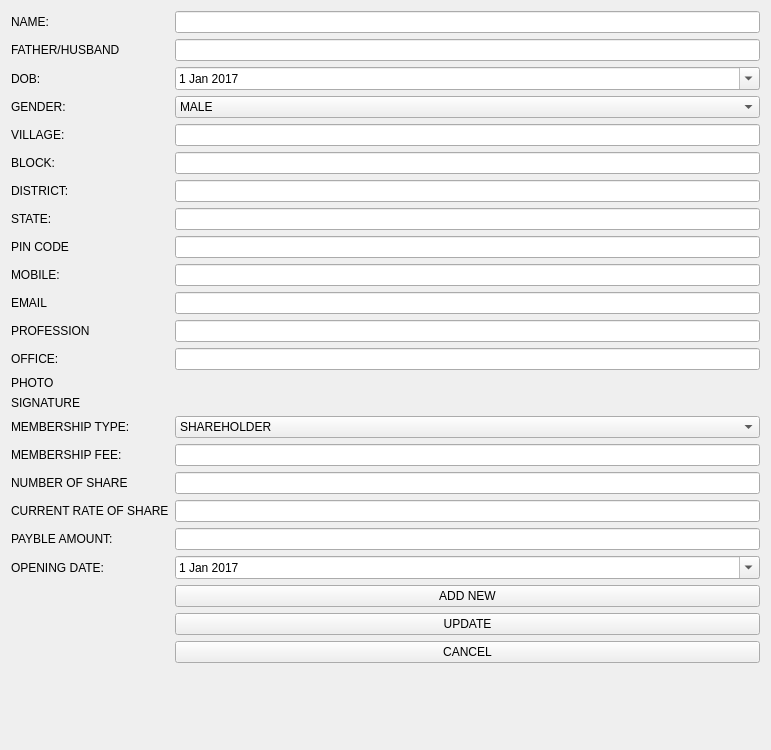
This is Pages/UI/addNewMember.ui in akhilesh26/CSMS as Qt 5 draws it before an edit. The edited form follows.
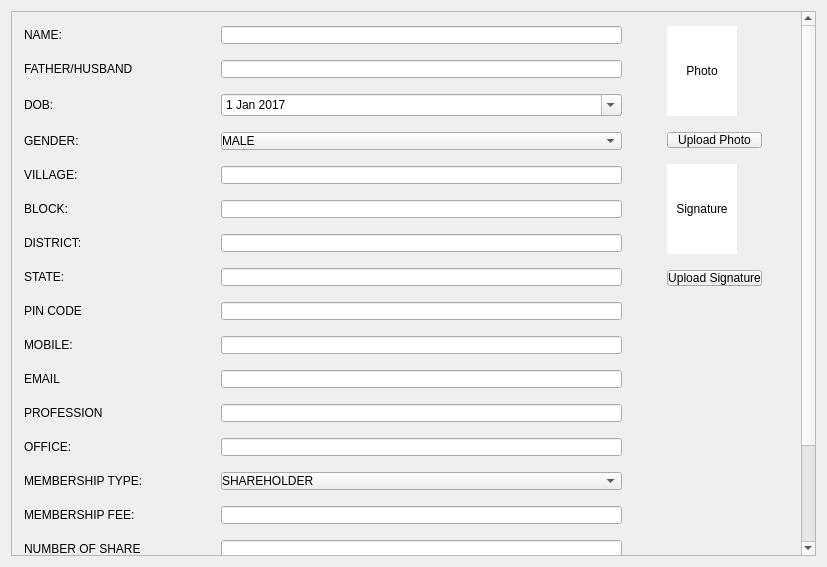
This is the edited form.

Commit message: added scroll area; photo upload mechanism

```diff
--- a/Pages/UI/addNewMember.ui
+++ b/Pages/UI/addNewMember.ui
@@ -6,13 +6,42 @@
    <rect>
     <x>0</x>
     <y>0</y>
-    <width>771</width>
-    <height>750</height>
+    <width>827</width>
+    <height>567</height>
    </rect>
   </property>
   <property name="windowTitle">
    <string>Add New Member</string>
   </property>
+  <layout class="QGridLayout" name="gridLayout">
+   <item row="0" column="0">
+    <widget class="QScrollArea" name="scrollArea">
+     <property name="sizePolicy">
+      <sizepolicy hsizetype="Expanding" vsizetype="Expanding">
+       <horstretch>0</horstretch>
+       <verstretch>0</verstretch>
+      </sizepolicy>
+     </property>
+     <property name="widgetResizable">
+      <bool>true</bool>
+     </property>
+     <widget class="QWidget" name="scrollAreaWidgetContents">
+      <property name="geometry">
+       <rect>
+        <x>0</x>
+        <y>0</y>
+        <width>789</width>
+        <height>818</height>
+       </rect>
+      </property>
+      <property name="styleSheet">
+       <string notr="true">margin: 5px;
+margin-right: 30px;
+margin-left: 0px;
+</string>
+      </property>
+      <layout class="QHBoxLayout" name="horizontalLayout">
+       <item>
   <layout class="QFormLayout" name="formLayout_2">
    <item row="1" column="0">
     <widget class="QLabel" name="label">
@@ -170,28 +199,14 @@
    <item row="14" column="1">
     <widget class="QLineEdit" name="officeLineEdit"/>
    </item>
-   <item row="17" column="0">
-    <widget class="QLabel" name="label_14">
-     <property name="text">
-      <string>PHOTO</string>
-     </property>
-    </widget>
-   </item>
-   <item row="18" column="0">
-    <widget class="QLabel" name="label_15">
-     <property name="text">
-      <string>SIGNATURE</string>
-     </property>
-    </widget>
-   </item>
-   <item row="23" column="0">
+         <item row="22" column="0">
     <widget class="QLabel" name="label_16">
      <property name="text">
       <string>MEMBERSHIP TYPE:</string>
      </property>
     </widget>
    </item>
-   <item row="23" column="1">
+         <item row="22" column="1">
     <widget class="QComboBox" name="membershipTypeComboBox">
      <item>
       <property name="text">
@@ -205,54 +220,54 @@
      </item>
     </widget>
    </item>
-   <item row="24" column="0">
+         <item row="23" column="0">
     <widget class="QLabel" name="label_20">
      <property name="text">
       <string>MEMBERSHIP FEE:</string>
      </property>
     </widget>
    </item>
-   <item row="24" column="1">
+         <item row="23" column="1">
     <widget class="QLineEdit" name="membershipFeeLineEdit"/>
    </item>
-   <item row="25" column="0">
+         <item row="24" column="0">
     <widget class="QLabel" name="label_17">
      <property name="text">
       <string>NUMBER OF SHARE</string>
      </property>
     </widget>
    </item>
-   <item row="25" column="1">
+         <item row="24" column="1">
     <widget class="QLineEdit" name="numberOfShareLineEdit"/>
    </item>
-   <item row="26" column="0">
+         <item row="25" column="0">
     <widget class="QLabel" name="label_18">
      <property name="text">
       <string>CURRENT RATE OF SHARE</string>
      </property>
     </widget>
    </item>
-   <item row="26" column="1">
+         <item row="25" column="1">
     <widget class="QLineEdit" name="currentRateLineEdit"/>
    </item>
-   <item row="29" column="0">
+         <item row="28" column="0">
     <widget class="QLabel" name="label_19">
      <property name="text">
       <string>PAYBLE AMOUNT:</string>
      </property>
     </widget>
    </item>
-   <item row="29" column="1">
+         <item row="28" column="1">
     <widget class="QLineEdit" name="paybleAmountLineEdit"/>
    </item>
-   <item row="33" column="0">
+         <item row="32" column="0">
     <widget class="QLabel" name="label_21">
      <property name="text">
       <string>OPENING DATE:</string>
      </property>
     </widget>
    </item>
-   <item row="33" column="1">
+         <item row="32" column="1">
     <widget class="QDateEdit" name="openingDateEdit">
      <property name="calendarPopup">
       <bool>true</bool>
@@ -266,25 +281,125 @@
      </property>
     </widget>
    </item>
-   <item row="37" column="1">
+        </layout>
+       </item>
+       <item>
+        <widget class="Line" name="line">
+         <property name="orientation">
+          <enum>Qt::Vertical</enum>
+         </property>
+        </widget>
+       </item>
+       <item>
+        <layout class="QVBoxLayout" name="verticalLayout_2">
+         <item>
+          <widget class="QLabel" name="photoLabel">
+           <property name="minimumSize">
+            <size>
+             <width>100</width>
+             <height>100</height>
+            </size>
+           </property>
+           <property name="maximumSize">
+            <size>
+             <width>100</width>
+             <height>100</height>
+            </size>
+           </property>
+           <property name="styleSheet">
+            <string notr="true">background-color: rgb(255, 255, 255)</string>
+           </property>
+           <property name="text">
+            <string>Photo</string>
+           </property>
+           <property name="scaledContents">
+            <bool>true</bool>
+           </property>
+           <property name="alignment">
+            <set>Qt::AlignCenter</set>
+           </property>
+          </widget>
+         </item>
+         <item>
+          <widget class="QPushButton" name="uploadPhotoPushButton">
+           <property name="text">
+            <string>Upload Photo</string>
+           </property>
+          </widget>
+         </item>
+         <item>
+          <widget class="QLabel" name="signatureLabel">
+           <property name="minimumSize">
+            <size>
+             <width>100</width>
+             <height>100</height>
+            </size>
+           </property>
+           <property name="maximumSize">
+            <size>
+             <width>100</width>
+             <height>100</height>
+            </size>
+           </property>
+           <property name="styleSheet">
+            <string notr="true">background-color: rgb(255, 255, 255)</string>
+           </property>
+           <property name="text">
+            <string>Signature</string>
+           </property>
+           <property name="scaledContents">
+            <bool>true</bool>
+           </property>
+           <property name="alignment">
+            <set>Qt::AlignCenter</set>
+           </property>
+          </widget>
+         </item>
+         <item>
+          <widget class="QPushButton" name="uploadSignPushButton">
+           <property name="text">
+            <string>Upload Signature</string>
+           </property>
+          </widget>
+         </item>
+         <item>
+          <spacer name="verticalSpacer">
+           <property name="orientation">
+            <enum>Qt::Vertical</enum>
+           </property>
+           <property name="sizeHint" stdset="0">
+            <size>
+             <width>20</width>
+             <height>40</height>
+            </size>
+           </property>
+          </spacer>
+         </item>
+         <item>
     <widget class="QPushButton" name="addNewPushButton">
      <property name="text">
       <string>ADD NEW</string>
      </property>
     </widget>
    </item>
-   <item row="38" column="1">
+         <item>
     <widget class="QPushButton" name="updatePushButton">
      <property name="text">
       <string>UPDATE</string>
      </property>
     </widget>
    </item>
-   <item row="39" column="1">
+         <item>
     <widget class="QPushButton" name="cancelPushButton">
      <property name="text">
       <string>CANCEL</string>
      </property>
+          </widget>
+         </item>
+        </layout>
+       </item>
+      </layout>
+     </widget>
     </widget>
    </item>
   </layout>
```
Lines whose indentation alone changed are shown as unchanged. The commit also changes 5 other files.
